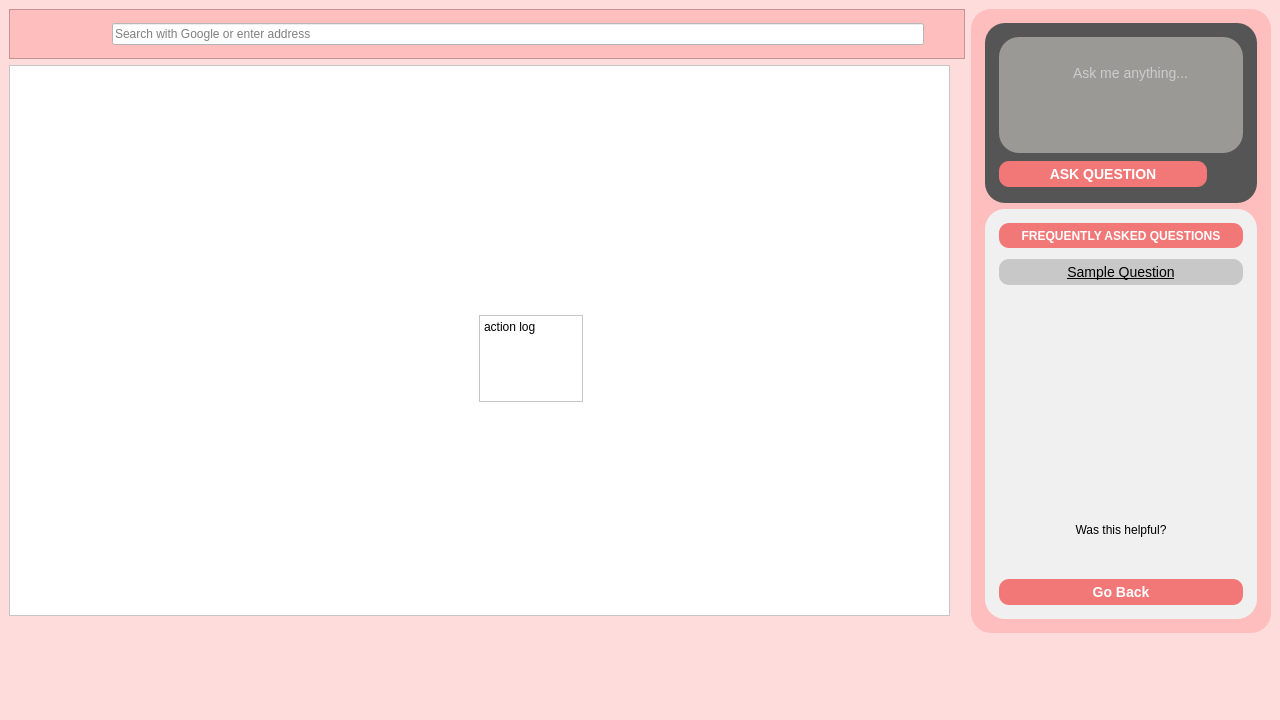
The window that assets/UI/MainPage.ui (AlexShem247/wise-browse) describes before a commit, drawn with Qt 5.
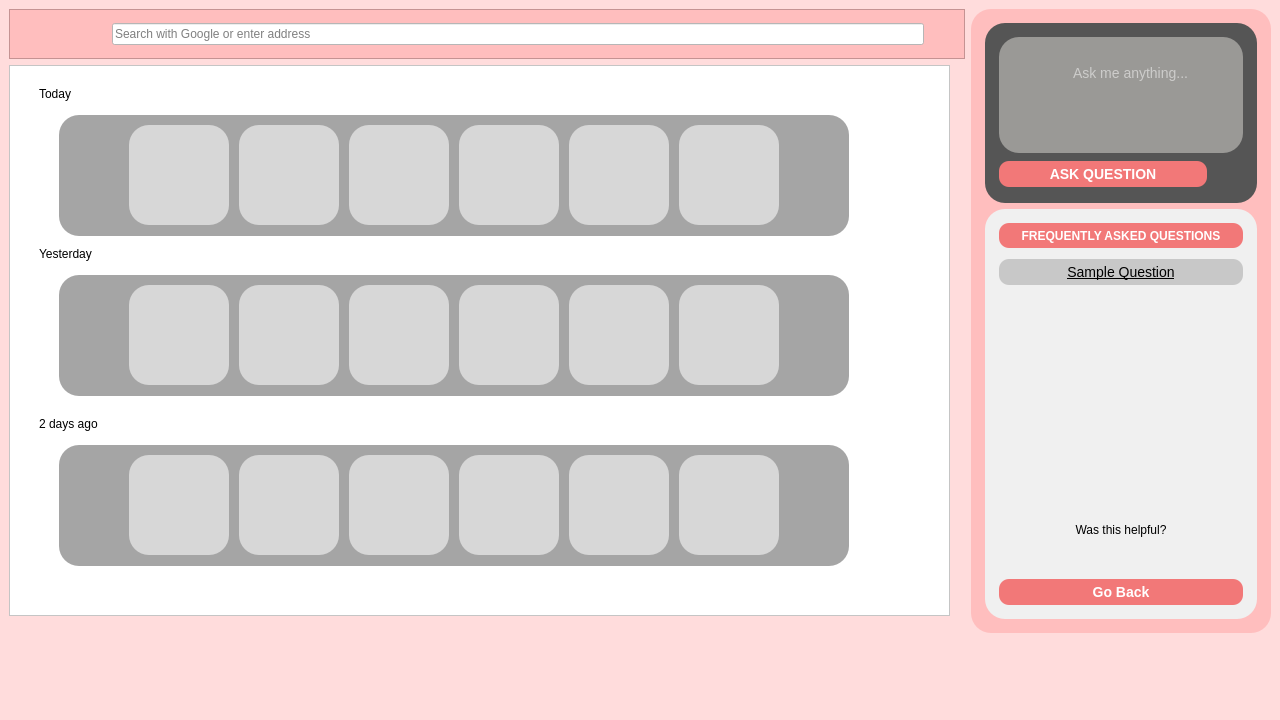
The same window after the commit. The open tabs and pages were chosen to show the change.

Commit message: [at1921]: Added SearchHistory class to keep track of the browsing history from the last three days

Diff of the .ui file:
```diff
--- a/assets/UI/MainPage.ui
+++ b/assets/UI/MainPage.ui
@@ -1422,24 +1422,796 @@
                   <property name="frameShadow">
                    <enum>QFrame::Raised</enum>
                   </property>
-                  <widget class="QTextEdit" name="textEdit_3">
+                  <widget class="QLabel" name="label_3">
                    <property name="geometry">
                     <rect>
-                     <x>470</x>
-                     <y>250</y>
-                     <width>104</width>
-                     <height>87</height>
+                     <x>30</x>
+                     <y>20</y>
+                     <width>67</width>
+                     <height>17</height>
                     </rect>
                    </property>
-                   <property name="html">
+                   <property name="text">
+                    <string>Today</string>
+                   </property>
+                  </widget>
+                  <widget class="QLabel" name="label_4">
+                   <property name="geometry">
+                    <rect>
+                     <x>30</x>
+                     <y>180</y>
+                     <width>67</width>
+                     <height>17</height>
+                    </rect>
+                   </property>
+                   <property name="text">
+                    <string>Yesterday</string>
+                   </property>
+                  </widget>
+                  <widget class="QFrame" name="visitedSites">
+                   <property name="geometry">
+                    <rect>
+                     <x>50</x>
+                     <y>50</y>
+                     <width>790</width>
+                     <height>121</height>
+                    </rect>
+                   </property>
+                   <property name="styleSheet">
+                    <string notr="true">background-color: rgb(165, 165, 165);
+border-radius: 20px; </string>
+                   </property>
+                   <property name="frameShape">
+                    <enum>QFrame::StyledPanel</enum>
+                   </property>
+                   <property name="frameShadow">
+                    <enum>QFrame::Raised</enum>
+                   </property>
+                   <property name="html" stdset="0">
                     <string>&lt;!DOCTYPE HTML PUBLIC &quot;-//W3C//DTD HTML 4.0//EN&quot; &quot;http://www.w3.org/TR/REC-html40/strict.dtd&quot;&gt;
-&lt;html&gt;&lt;head&gt;&lt;meta name=&quot;qrichtext&quot; content=&quot;1&quot; /&gt;&lt;meta charset=&quot;utf-8&quot; /&gt;&lt;style type=&quot;text/css&quot;&gt;
+&lt;html&gt;&lt;head&gt;&lt;meta name=&quot;qrichtext&quot; content=&quot;1&quot; /&gt;&lt;style type=&quot;text/css&quot;&gt;
 p, li { white-space: pre-wrap; }
-hr { height: 1px; border-width: 0; }
-li.unchecked::marker { content: &quot;\2610&quot;; }
-li.checked::marker { content: &quot;\2612&quot;; }
-&lt;/style&gt;&lt;/head&gt;&lt;body style=&quot; font-family:'Segoe UI'; font-size:9pt; font-weight:400; font-style:normal;&quot;&gt;
-&lt;p style=&quot; margin-top:0px; margin-bottom:0px; margin-left:0px; margin-right:0px; -qt-block-indent:0; text-indent:0px;&quot;&gt;action log&lt;/p&gt;&lt;/body&gt;&lt;/html&gt;</string>
+&lt;/style&gt;&lt;/head&gt;&lt;body style=&quot; font-family:'Ubuntu'; font-size:11pt; font-weight:400; font-style:normal;&quot;&gt;
+&lt;p style=&quot; margin-top:0px; margin-bottom:0px; margin-left:0px; margin-right:0px; -qt-block-indent:0; text-indent:0px;&quot;&gt;&lt;span style=&quot; font-family:'Segoe UI'; font-size:9pt;&quot;&gt;favourites&lt;/span&gt;&lt;/p&gt;&lt;/body&gt;&lt;/html&gt;</string>
+                   </property>
+                   <widget class="QPushButton" name="visited_1">
+                    <property name="geometry">
+                     <rect>
+                      <x>70</x>
+                      <y>10</y>
+                      <width>100</width>
+                      <height>100</height>
+                     </rect>
+                    </property>
+                    <property name="styleSheet">
+                     <string notr="true">QPushButton {
+    border: solid;
+    border-radius: 20px; 
+    background-color: rgb(215, 215, 215);
+}
+
+QPushButton::icon {
+    padding: 10px; 
+}
+
+QPushButton:hover {
+    background-color: rgb(154, 153, 150);
+}</string>
+                    </property>
+                    <property name="text">
+                     <string/>
+                    </property>
+                   </widget>
+                   <widget class="QPushButton" name="visited_2">
+                    <property name="geometry">
+                     <rect>
+                      <x>180</x>
+                      <y>10</y>
+                      <width>100</width>
+                      <height>100</height>
+                     </rect>
+                    </property>
+                    <property name="styleSheet">
+                     <string notr="true">QPushButton {
+    border: solid;
+    border-radius: 20px; 
+    background-color: rgb(215, 215, 215);
+}
+
+QPushButton::icon {
+    padding: 10px; 
+}
+
+QPushButton:hover {
+    background-color: rgb(154, 153, 150);
+}</string>
+                    </property>
+                    <property name="text">
+                     <string/>
+                    </property>
+                   </widget>
+                   <widget class="QPushButton" name="visited_3">
+                    <property name="geometry">
+                     <rect>
+                      <x>290</x>
+                      <y>10</y>
+                      <width>100</width>
+                      <height>100</height>
+                     </rect>
+                    </property>
+                    <property name="styleSheet">
+                     <string notr="true">QPushButton {
+    border: solid;
+    border-radius: 20px; 
+    background-color: rgb(215, 215, 215);
+}
+
+QPushButton::icon {
+    padding: 10px; 
+}
+
+QPushButton:hover {
+    background-color: rgb(154, 153, 150);
+}</string>
+                    </property>
+                    <property name="text">
+                     <string/>
+                    </property>
+                   </widget>
+                   <widget class="QPushButton" name="visited_4">
+                    <property name="geometry">
+                     <rect>
+                      <x>400</x>
+                      <y>10</y>
+                      <width>100</width>
+                      <height>100</height>
+                     </rect>
+                    </property>
+                    <property name="styleSheet">
+                     <string notr="true">QPushButton {
+    border: solid;
+    border-radius: 20px; 
+    background-color: rgb(215, 215, 215);
+}
+
+QPushButton::icon {
+    padding: 10px; 
+}
+
+QPushButton:hover {
+    background-color: rgb(154, 153, 150);
+}</string>
+                    </property>
+                    <property name="text">
+                     <string/>
+                    </property>
+                   </widget>
+                   <widget class="QPushButton" name="visited_5">
+                    <property name="geometry">
+                     <rect>
+                      <x>510</x>
+                      <y>10</y>
+                      <width>100</width>
+                      <height>100</height>
+                     </rect>
+                    </property>
+                    <property name="styleSheet">
+                     <string notr="true">QPushButton {
+    border: solid;
+    border-radius: 20px; 
+    background-color: rgb(215, 215, 215);
+}
+
+QPushButton::icon {
+    padding: 10px; 
+}
+
+QPushButton:hover {
+    background-color: rgb(154, 153, 150);
+}</string>
+                    </property>
+                    <property name="text">
+                     <string/>
+                    </property>
+                   </widget>
+                   <widget class="QPushButton" name="visited_6">
+                    <property name="geometry">
+                     <rect>
+                      <x>620</x>
+                      <y>10</y>
+                      <width>100</width>
+                      <height>100</height>
+                     </rect>
+                    </property>
+                    <property name="styleSheet">
+                     <string notr="true">QPushButton {
+    border: solid;
+    border-radius: 20px; 
+    background-color: rgb(215, 215, 215);
+}
+
+QPushButton::icon {
+    padding: 10px; 
+}
+
+QPushButton:hover {
+    background-color: rgb(154, 153, 150);
+}</string>
+                    </property>
+                    <property name="text">
+                     <string/>
+                    </property>
+                   </widget>
+                   <widget class="QPushButton" name="visitedLeftArrow">
+                    <property name="geometry">
+                     <rect>
+                      <x>10</x>
+                      <y>30</y>
+                      <width>50</width>
+                      <height>50</height>
+                     </rect>
+                    </property>
+                    <property name="styleSheet">
+                     <string notr="true">QPushButton {
+    border: none;
+    border-radius: 10px; 
+    background-color: transparent;
+}
+
+QPushButton::icon {
+    padding: 10px; 
+}
+
+QPushButton:hover {
+    background-color: rgb(220, 190, 190);
+}</string>
+                    </property>
+                    <property name="text">
+                     <string/>
+                    </property>
+                   </widget>
+                   <widget class="QPushButton" name="visitedRightArrow">
+                    <property name="geometry">
+                     <rect>
+                      <x>730</x>
+                      <y>30</y>
+                      <width>50</width>
+                      <height>50</height>
+                     </rect>
+                    </property>
+                    <property name="styleSheet">
+                     <string notr="true">QPushButton {
+    border: none;
+    border-radius: 10px; 
+    background-color: transparent;
+}
+
+QPushButton::icon {
+    padding: 10px; 
+}
+
+QPushButton:hover {
+    background-color: rgb(220, 190, 190);
+}</string>
+                    </property>
+                    <property name="text">
+                     <string/>
+                    </property>
+                   </widget>
+                  </widget>
+                  <widget class="QFrame" name="visitedSites_3">
+                   <property name="geometry">
+                    <rect>
+                     <x>50</x>
+                     <y>380</y>
+                     <width>790</width>
+                     <height>121</height>
+                    </rect>
+                   </property>
+                   <property name="styleSheet">
+                    <string notr="true">background-color: rgb(165, 165, 165);
+border-radius: 20px; </string>
+                   </property>
+                   <property name="frameShape">
+                    <enum>QFrame::StyledPanel</enum>
+                   </property>
+                   <property name="frameShadow">
+                    <enum>QFrame::Raised</enum>
+                   </property>
+                   <property name="html" stdset="0">
+                    <string>&lt;!DOCTYPE HTML PUBLIC &quot;-//W3C//DTD HTML 4.0//EN&quot; &quot;http://www.w3.org/TR/REC-html40/strict.dtd&quot;&gt;
+&lt;html&gt;&lt;head&gt;&lt;meta name=&quot;qrichtext&quot; content=&quot;1&quot; /&gt;&lt;style type=&quot;text/css&quot;&gt;
+p, li { white-space: pre-wrap; }
+&lt;/style&gt;&lt;/head&gt;&lt;body style=&quot; font-family:'Ubuntu'; font-size:11pt; font-weight:400; font-style:normal;&quot;&gt;
+&lt;p style=&quot; margin-top:0px; margin-bottom:0px; margin-left:0px; margin-right:0px; -qt-block-indent:0; text-indent:0px;&quot;&gt;&lt;span style=&quot; font-family:'Segoe UI'; font-size:9pt;&quot;&gt;favourites&lt;/span&gt;&lt;/p&gt;&lt;/body&gt;&lt;/html&gt;</string>
+                   </property>
+                   <widget class="QPushButton" name="visited_13">
+                    <property name="geometry">
+                     <rect>
+                      <x>70</x>
+                      <y>10</y>
+                      <width>100</width>
+                      <height>100</height>
+                     </rect>
+                    </property>
+                    <property name="styleSheet">
+                     <string notr="true">QPushButton {
+    border: solid;
+    border-radius: 20px; 
+    background-color: rgb(215, 215, 215);
+}
+
+QPushButton::icon {
+    padding: 10px; 
+}
+
+QPushButton:hover {
+    background-color: rgb(154, 153, 150);
+}</string>
+                    </property>
+                    <property name="text">
+                     <string/>
+                    </property>
+                   </widget>
+                   <widget class="QPushButton" name="visited_14">
+                    <property name="geometry">
+                     <rect>
+                      <x>180</x>
+                      <y>10</y>
+                      <width>100</width>
+                      <height>100</height>
+                     </rect>
+                    </property>
+                    <property name="styleSheet">
+                     <string notr="true">QPushButton {
+    border: solid;
+    border-radius: 20px; 
+    background-color: rgb(215, 215, 215);
+}
+
+QPushButton::icon {
+    padding: 10px; 
+}
+
+QPushButton:hover {
+    background-color: rgb(154, 153, 150);
+}</string>
+                    </property>
+                    <property name="text">
+                     <string/>
+                    </property>
+                   </widget>
+                   <widget class="QPushButton" name="visited_15">
+                    <property name="geometry">
+                     <rect>
+                      <x>290</x>
+                      <y>10</y>
+                      <width>100</width>
+                      <height>100</height>
+                     </rect>
+                    </property>
+                    <property name="styleSheet">
+                     <string notr="true">QPushButton {
+    border: solid;
+    border-radius: 20px; 
+    background-color: rgb(215, 215, 215);
+}
+
+QPushButton::icon {
+    padding: 10px; 
+}
+
+QPushButton:hover {
+    background-color: rgb(154, 153, 150);
+}</string>
+                    </property>
+                    <property name="text">
+                     <string/>
+                    </property>
+                   </widget>
+                   <widget class="QPushButton" name="visited_16">
+                    <property name="geometry">
+                     <rect>
+                      <x>400</x>
+                      <y>10</y>
+                      <width>100</width>
+                      <height>100</height>
+                     </rect>
+                    </property>
+                    <property name="styleSheet">
+                     <string notr="true">QPushButton {
+    border: solid;
+    border-radius: 20px; 
+    background-color: rgb(215, 215, 215);
+}
+
+QPushButton::icon {
+    padding: 10px; 
+}
+
+QPushButton:hover {
+    background-color: rgb(154, 153, 150);
+}</string>
+                    </property>
+                    <property name="text">
+                     <string/>
+                    </property>
+                   </widget>
+                   <widget class="QPushButton" name="visited_17">
+                    <property name="geometry">
+                     <rect>
+                      <x>510</x>
+                      <y>10</y>
+                      <width>100</width>
+                      <height>100</height>
+                     </rect>
+                    </property>
+                    <property name="styleSheet">
+                     <string notr="true">QPushButton {
+    border: solid;
+    border-radius: 20px; 
+    background-color: rgb(215, 215, 215);
+}
+
+QPushButton::icon {
+    padding: 10px; 
+}
+
+QPushButton:hover {
+    background-color: rgb(154, 153, 150);
+}</string>
+                    </property>
+                    <property name="text">
+                     <string/>
+                    </property>
+                   </widget>
+                   <widget class="QPushButton" name="visited_18">
+                    <property name="geometry">
+                     <rect>
+                      <x>620</x>
+                      <y>10</y>
+                      <width>100</width>
+                      <height>100</height>
+                     </rect>
+                    </property>
+                    <property name="styleSheet">
+                     <string notr="true">QPushButton {
+    border: solid;
+    border-radius: 20px; 
+    background-color: rgb(215, 215, 215);
+}
+
+QPushButton::icon {
+    padding: 10px; 
+}
+
+QPushButton:hover {
+    background-color: rgb(154, 153, 150);
+}</string>
+                    </property>
+                    <property name="text">
+                     <string/>
+                    </property>
+                   </widget>
+                   <widget class="QPushButton" name="visitedLeftArrow_3">
+                    <property name="geometry">
+                     <rect>
+                      <x>10</x>
+                      <y>30</y>
+                      <width>50</width>
+                      <height>50</height>
+                     </rect>
+                    </property>
+                    <property name="styleSheet">
+                     <string notr="true">QPushButton {
+    border: none;
+    border-radius: 10px; 
+    background-color: transparent;
+}
+
+QPushButton::icon {
+    padding: 10px; 
+}
+
+QPushButton:hover {
+    background-color: rgb(220, 190, 190);
+}</string>
+                    </property>
+                    <property name="text">
+                     <string/>
+                    </property>
+                   </widget>
+                   <widget class="QPushButton" name="visitedRightArrow_3">
+                    <property name="geometry">
+                     <rect>
+                      <x>730</x>
+                      <y>30</y>
+                      <width>50</width>
+                      <height>50</height>
+                     </rect>
+                    </property>
+                    <property name="styleSheet">
+                     <string notr="true">QPushButton {
+    border: none;
+    border-radius: 10px; 
+    background-color: transparent;
+}
+
+QPushButton::icon {
+    padding: 10px; 
+}
+
+QPushButton:hover {
+    background-color: rgb(220, 190, 190);
+}</string>
+                    </property>
+                    <property name="text">
+                     <string/>
+                    </property>
+                   </widget>
+                  </widget>
+                  <widget class="QFrame" name="visitedSites_2">
+                   <property name="geometry">
+                    <rect>
+                     <x>50</x>
+                     <y>210</y>
+                     <width>790</width>
+                     <height>121</height>
+                    </rect>
+                   </property>
+                   <property name="styleSheet">
+                    <string notr="true">background-color: rgb(165, 165, 165);
+border-radius: 20px; </string>
+                   </property>
+                   <property name="frameShape">
+                    <enum>QFrame::StyledPanel</enum>
+                   </property>
+                   <property name="frameShadow">
+                    <enum>QFrame::Raised</enum>
+                   </property>
+                   <property name="html" stdset="0">
+                    <string>&lt;!DOCTYPE HTML PUBLIC &quot;-//W3C//DTD HTML 4.0//EN&quot; &quot;http://www.w3.org/TR/REC-html40/strict.dtd&quot;&gt;
+&lt;html&gt;&lt;head&gt;&lt;meta name=&quot;qrichtext&quot; content=&quot;1&quot; /&gt;&lt;style type=&quot;text/css&quot;&gt;
+p, li { white-space: pre-wrap; }
+&lt;/style&gt;&lt;/head&gt;&lt;body style=&quot; font-family:'Ubuntu'; font-size:11pt; font-weight:400; font-style:normal;&quot;&gt;
+&lt;p style=&quot; margin-top:0px; margin-bottom:0px; margin-left:0px; margin-right:0px; -qt-block-indent:0; text-indent:0px;&quot;&gt;&lt;span style=&quot; font-family:'Segoe UI'; font-size:9pt;&quot;&gt;favourites&lt;/span&gt;&lt;/p&gt;&lt;/body&gt;&lt;/html&gt;</string>
+                   </property>
+                   <widget class="QPushButton" name="visited_7">
+                    <property name="geometry">
+                     <rect>
+                      <x>70</x>
+                      <y>10</y>
+                      <width>100</width>
+                      <height>100</height>
+                     </rect>
+                    </property>
+                    <property name="styleSheet">
+                     <string notr="true">QPushButton {
+    border: solid;
+    border-radius: 20px; 
+    background-color: rgb(215, 215, 215);
+}
+
+QPushButton::icon {
+    padding: 10px; 
+}
+
+QPushButton:hover {
+    background-color: rgb(154, 153, 150);
+}</string>
+                    </property>
+                    <property name="text">
+                     <string/>
+                    </property>
+                   </widget>
+                   <widget class="QPushButton" name="visited_8">
+                    <property name="geometry">
+                     <rect>
+                      <x>180</x>
+                      <y>10</y>
+                      <width>100</width>
+                      <height>100</height>
+                     </rect>
+                    </property>
+                    <property name="styleSheet">
+                     <string notr="true">QPushButton {
+    border: solid;
+    border-radius: 20px; 
+    background-color: rgb(215, 215, 215);
+}
+
+QPushButton::icon {
+    padding: 10px; 
+}
+
+QPushButton:hover {
+    background-color: rgb(154, 153, 150);
+}</string>
+                    </property>
+                    <property name="text">
+                     <string/>
+                    </property>
+                   </widget>
+                   <widget class="QPushButton" name="visited_9">
+                    <property name="geometry">
+                     <rect>
+                      <x>290</x>
+                      <y>10</y>
+                      <width>100</width>
+                      <height>100</height>
+                     </rect>
+                    </property>
+                    <property name="styleSheet">
+                     <string notr="true">QPushButton {
+    border: solid;
+    border-radius: 20px; 
+    background-color: rgb(215, 215, 215);
+}
+
+QPushButton::icon {
+    padding: 10px; 
+}
+
+QPushButton:hover {
+    background-color: rgb(154, 153, 150);
+}</string>
+                    </property>
+                    <property name="text">
+                     <string/>
+                    </property>
+                   </widget>
+                   <widget class="QPushButton" name="visited_10">
+                    <property name="geometry">
+                     <rect>
+                      <x>400</x>
+                      <y>10</y>
+                      <width>100</width>
+                      <height>100</height>
+                     </rect>
+                    </property>
+                    <property name="styleSheet">
+                     <string notr="true">QPushButton {
+    border: solid;
+    border-radius: 20px; 
+    background-color: rgb(215, 215, 215);
+}
+
+QPushButton::icon {
+    padding: 10px; 
+}
+
+QPushButton:hover {
+    background-color: rgb(154, 153, 150);
+}</string>
+                    </property>
+                    <property name="text">
+                     <string/>
+                    </property>
+                   </widget>
+                   <widget class="QPushButton" name="visited_11">
+                    <property name="geometry">
+                     <rect>
+                      <x>510</x>
+                      <y>10</y>
+                      <width>100</width>
+                      <height>100</height>
+                     </rect>
+                    </property>
+                    <property name="styleSheet">
+                     <string notr="true">QPushButton {
+    border: solid;
+    border-radius: 20px; 
+    background-color: rgb(215, 215, 215);
+}
+
+QPushButton::icon {
+    padding: 10px; 
+}
+
+QPushButton:hover {
+    background-color: rgb(154, 153, 150);
+}</string>
+                    </property>
+                    <property name="text">
+                     <string/>
+                    </property>
+                   </widget>
+                   <widget class="QPushButton" name="visited_12">
+                    <property name="geometry">
+                     <rect>
+                      <x>620</x>
+                      <y>10</y>
+                      <width>100</width>
+                      <height>100</height>
+                     </rect>
+                    </property>
+                    <property name="styleSheet">
+                     <string notr="true">QPushButton {
+    border: solid;
+    border-radius: 20px; 
+    background-color: rgb(215, 215, 215);
+}
+
+QPushButton::icon {
+    padding: 10px; 
+}
+
+QPushButton:hover {
+    background-color: rgb(154, 153, 150);
+}</string>
+                    </property>
+                    <property name="text">
+                     <string/>
+                    </property>
+                   </widget>
+                   <widget class="QPushButton" name="visitedLeftArrow_2">
+                    <property name="geometry">
+                     <rect>
+                      <x>10</x>
+                      <y>30</y>
+                      <width>50</width>
+                      <height>50</height>
+                     </rect>
+                    </property>
+                    <property name="styleSheet">
+                     <string notr="true">QPushButton {
+    border: none;
+    border-radius: 10px; 
+    background-color: transparent;
+}
+
+QPushButton::icon {
+    padding: 10px; 
+}
+
+QPushButton:hover {
+    background-color: rgb(220, 190, 190);
+}</string>
+                    </property>
+                    <property name="text">
+                     <string/>
+                    </property>
+                   </widget>
+                   <widget class="QPushButton" name="visitedRightArrow_2">
+                    <property name="geometry">
+                     <rect>
+                      <x>730</x>
+                      <y>30</y>
+                      <width>50</width>
+                      <height>50</height>
+                     </rect>
+                    </property>
+                    <property name="styleSheet">
+                     <string notr="true">QPushButton {
+    border: none;
+    border-radius: 10px; 
+    background-color: transparent;
+}
+
+QPushButton::icon {
+    padding: 10px; 
+}
+
+QPushButton:hover {
+    background-color: rgb(220, 190, 190);
+}</string>
+                    </property>
+                    <property name="text">
+                     <string/>
+                    </property>
+                   </widget>
+                  </widget>
+                  <widget class="QLabel" name="label_5">
+                   <property name="geometry">
+                    <rect>
+                     <x>30</x>
+                     <y>350</y>
+                     <width>81</width>
+                     <height>17</height>
+                    </rect>
+                   </property>
+                   <property name="text">
+                    <string>2 days ago</string>
                    </property>
                   </widget>
                  </widget>
```
Left out of the diff: 22 changed lines with no effect on the pictures. The commit also changes 6 other files.
